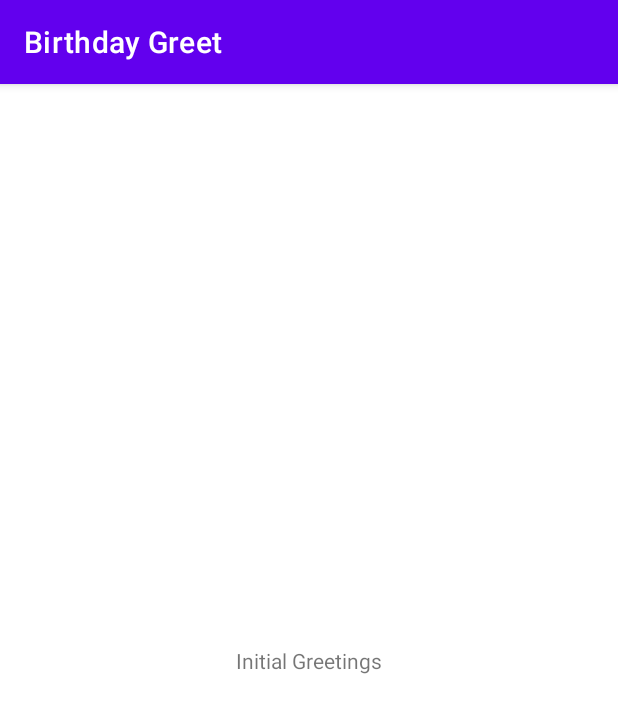
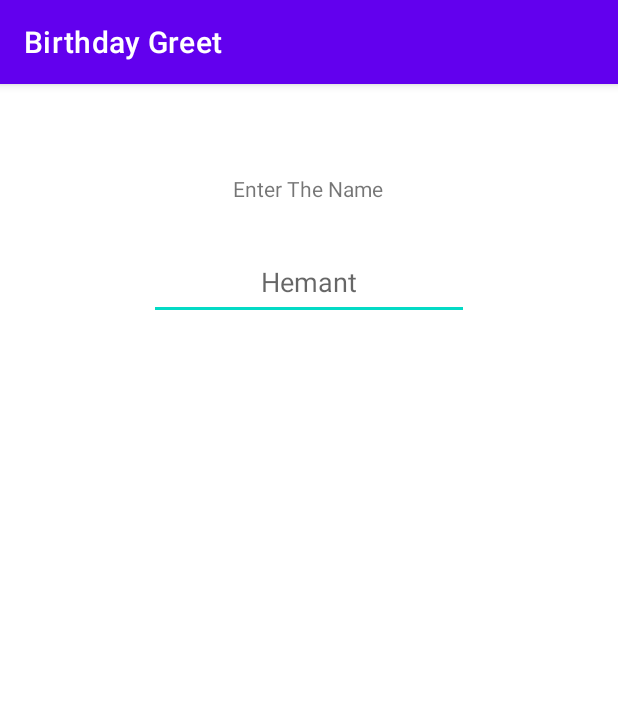
Before and after one commit to HemantSachdeva/BirthdayGreet, an Android app: the screen it shows after launch (MainActivity), on a phone screen of 412 x 824 dp. Shown: the top 713 px of the screen. Run offline under Robolectric (Android 15) with nearby library versions, the phone set to English and light mode, and no system bars.

Commit message:
Add EditText to take inputName from the user
* Add one input hint as well

 Signed-off-by: Hemant Sachdeva <hemant.evolver@gmail.com>

```diff
--- a/app/src/main/res/layout/activity_main.xml
+++ b/app/src/main/res/layout/activity_main.xml
@@ -7,12 +7,31 @@
     tools:context=".MainActivity">
 
     <TextView
+        android:id="@+id/helperMessage"
         android:layout_width="wrap_content"
         android:layout_height="wrap_content"
-        android:text="@string/initial_greetings"
-        app:layout_constraintBottom_toBottomOf="parent"
+        android:layout_marginTop="60dp"
+        android:text="@string/enter_the_name"
+        app:layout_constraintEnd_toEndOf="parent"
+        app:layout_constraintHorizontal_bias="0.498"
         app:layout_constraintLeft_toLeftOf="parent"
         app:layout_constraintRight_toRightOf="parent"
+        app:layout_constraintStart_toStartOf="parent"
         app:layout_constraintTop_toTopOf="parent" />
 
+    <EditText
+        android:id="@+id/nameInput"
+        android:layout_width="wrap_content"
+        android:layout_height="wrap_content"
+        android:layout_marginTop="30dp"
+        android:ems="10"
+        android:inputType="textPersonName"
+        android:hint="@string/input_hint_text"
+        android:textAlignment="center"
+        android:gravity="center_horizontal"
+        android:minHeight="48dp"
+        app:layout_constraintEnd_toEndOf="parent"
+        app:layout_constraintStart_toStartOf="parent"
+        app:layout_constraintTop_toBottomOf="@+id/helperMessage" />
+
 </androidx.constraintlayout.widget.ConstraintLayout>
--- a/app/src/main/res/values/strings.xml
+++ b/app/src/main/res/values/strings.xml
@@ -1,4 +1,6 @@
 <resources>
     <string name="app_name">Birthday Greet</string>
     <string name="initial_greetings">Initial Greetings</string>
+    <string name="enter_the_name">Enter The Name</string>
+    <string name="input_hint_text">Hemant</string>
 </resources>
```
